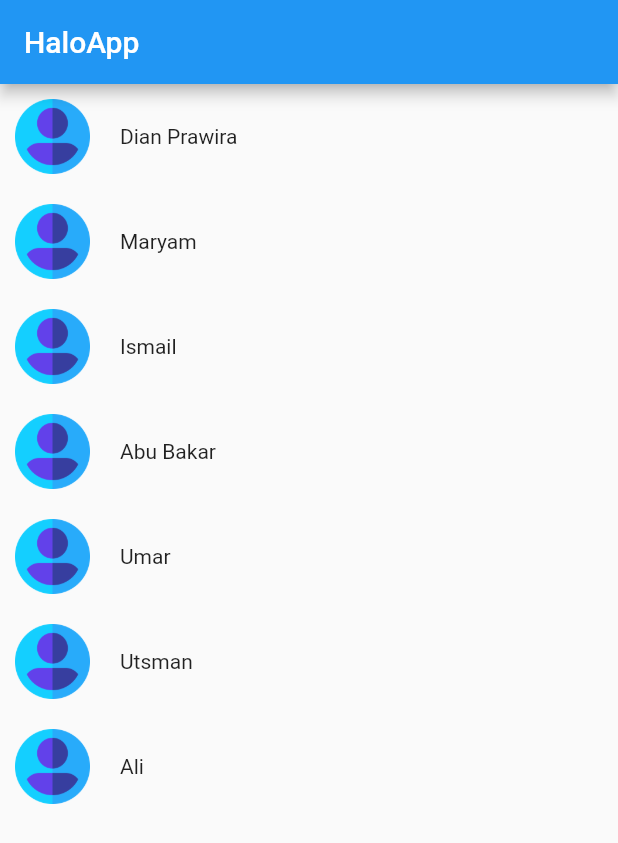
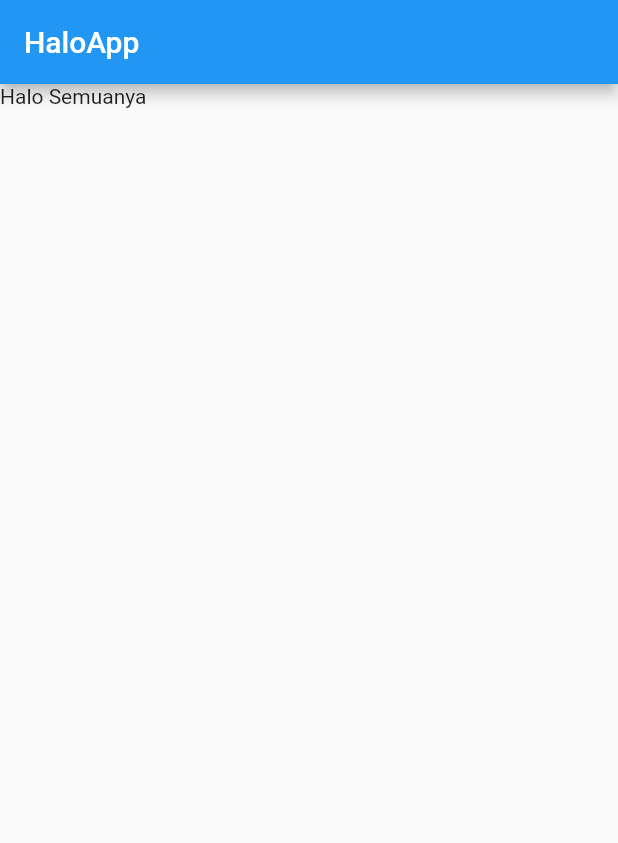
Before and after one commit to abumaryam/halo-app-flutter, a Flutter app: the screen it shows after launch, on a phone screen of 412 x 824 dp. Shown: the top 843 px of the screen. Run offline on Flutter 3.47's test engine with Material 2 defaults, Android fonts, the phone set to English and light mode, and no system bars.

Commit message:
mengembalikan kondisi awal

```diff
--- a/lib/components/item_kontak.dart
+++ /dev/null
@@ -1,27 +0,0 @@
-import 'package:flutter/material.dart';
-
-class ItemKontak extends StatelessWidget {
-  final String namaOrang;
-
-  const ItemKontak(this.namaOrang);
-
-  @override
-  Widget build(BuildContext context) {
-    return Container(
-      padding: EdgeInsets.all(10),
-      child: Row(
-        children: <Widget>[
-          Container(
-            padding: EdgeInsets.only(right: 20),
-            child: Image(
-              image: AssetImage('assets/images/user.png'),
-              width: 50,
-              height: 50,
-            ),
-          ),
-          Text(namaOrang),
-        ],
-      ),
-    );
-  }
-}
--- a/lib/ui/haloapp.dart
+++ b/lib/ui/haloapp.dart
@@ -1,5 +1,4 @@
 import 'package:flutter/material.dart';
-import 'package:haloapp/components/item_kontak.dart';
 
 class HaloApp extends StatelessWidget {
   @override
@@ -8,17 +7,7 @@ class HaloApp extends StatelessWidget {
       title: "Pertama",
       home: Scaffold(
         appBar: AppBar(title: Text('HaloApp')),
-        body: Column(
-          children: <Widget>[
-            ItemKontak('Dian Prawira'),
-            ItemKontak('Maryam'),
-            ItemKontak('Ismail'),
-            ItemKontak('Abu Bakar'),
-            ItemKontak('Umar'),
-            ItemKontak('Utsman'),
-            ItemKontak('Ali'),
-          ],
-        ),
+        body: Text("Halo Semuanya"),
       ),
     );
   }
```
